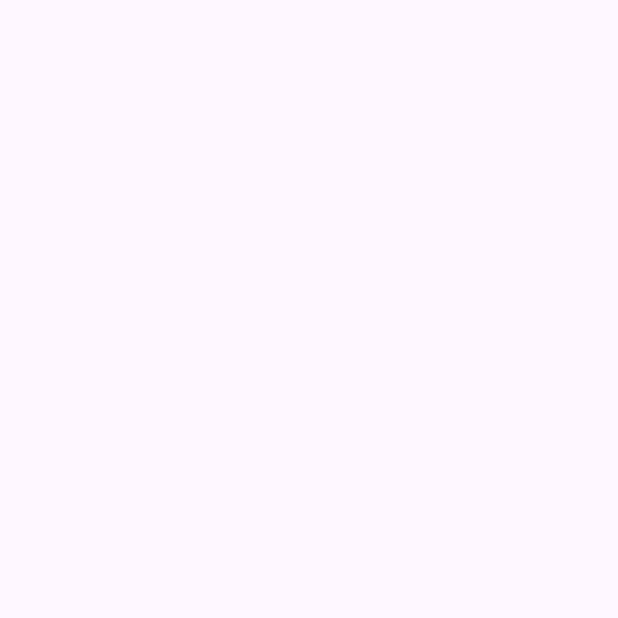
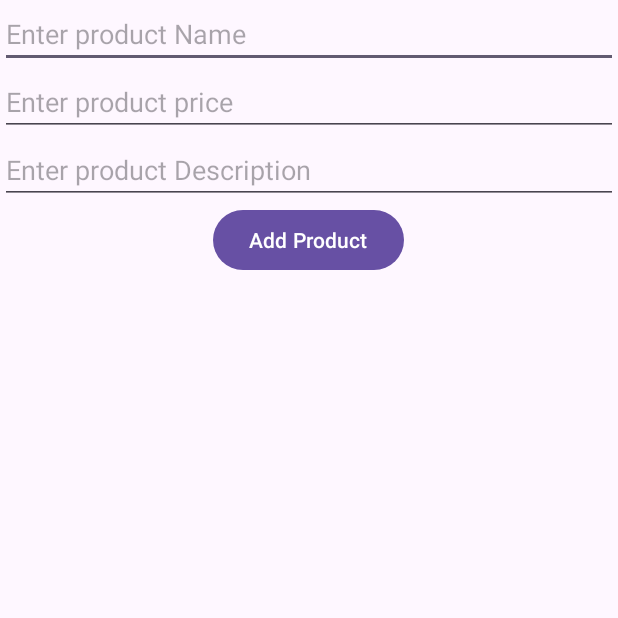
Before and after one commit to Sprajapati123/C35A---CRUD, an Android app: the AddProductActivity screen opened directly, with no data from a screen before it, on a phone screen of 412 x 824 dp, the top half of it. Before the commit the part shown is empty. Run offline under Robolectric (Android 15) with nearby library versions, the phone set to English and light mode, and no system bars.

Commit message:
add product activityt

```diff
--- a/app/src/main/java/com/example/c35a_crud/viewmodel/ProductViewModel.kt
+++ b/app/src/main/java/com/example/c35a_crud/viewmodel/ProductViewModel.kt
@@ -45,11 +45,16 @@ class ProductViewModel(val repo : ProductRepository) {
         }
     }
 
+    var _loading = MutableLiveData<Boolean>()
+    var loading = MutableLiveData<Boolean>()
+        get() = _loading
     fun getAllProduct() {
+        _loading.value = true
         repo.getAllProduct{
                 products,success,message->
             if(success){
                 _allProducts.value = products
+                _loading.value = false
             }
         }
     }
--- a/app/src/main/res/layout/activity_add_product.xml
+++ b/app/src/main/res/layout/activity_add_product.xml
@@ -1,10 +1,35 @@
 <?xml version="1.0" encoding="utf-8"?>
-<androidx.constraintlayout.widget.ConstraintLayout xmlns:android="http://schemas.android.com/apk/res/android"
+<LinearLayout xmlns:android="http://schemas.android.com/apk/res/android"
     xmlns:app="http://schemas.android.com/apk/res-auto"
     xmlns:tools="http://schemas.android.com/tools"
     android:id="@+id/main"
+    android:orientation="vertical"
     android:layout_width="match_parent"
     android:layout_height="match_parent"
     tools:context=".ui.activity.AddProductActivity">
 
-</androidx.constraintlayout.widget.ConstraintLayout>
+    <EditText
+        android:hint="Enter product Name"
+        android:id="@+id/editProductName"
+        android:layout_width="match_parent"
+        android:layout_height="wrap_content"/>
+
+    <EditText
+        android:hint="Enter product price"
+        android:id="@+id/editProductPrice"
+        android:layout_width="match_parent"
+        android:layout_height="wrap_content"/>
+
+    <EditText
+        android:hint="Enter product Description"
+        android:id="@+id/editProductDesc"
+        android:layout_width="match_parent"
+        android:layout_height="wrap_content"/>
+
+    <Button
+        android:id="@+id/btnAddProduct"
+        android:layout_gravity="center"
+        android:text="Add Product"
+        android:layout_width="wrap_content"
+        android:layout_height="wrap_content"/>
+</LinearLayout>
```
Also changed, not shown: app/src/main/java/com/example/c35a_crud/ui/activity/ProductDashboardActivity.kt (+14 -1 lines), app/src/main/res/layout/activity_product_dashboard.xml (+33 -0 lines).
